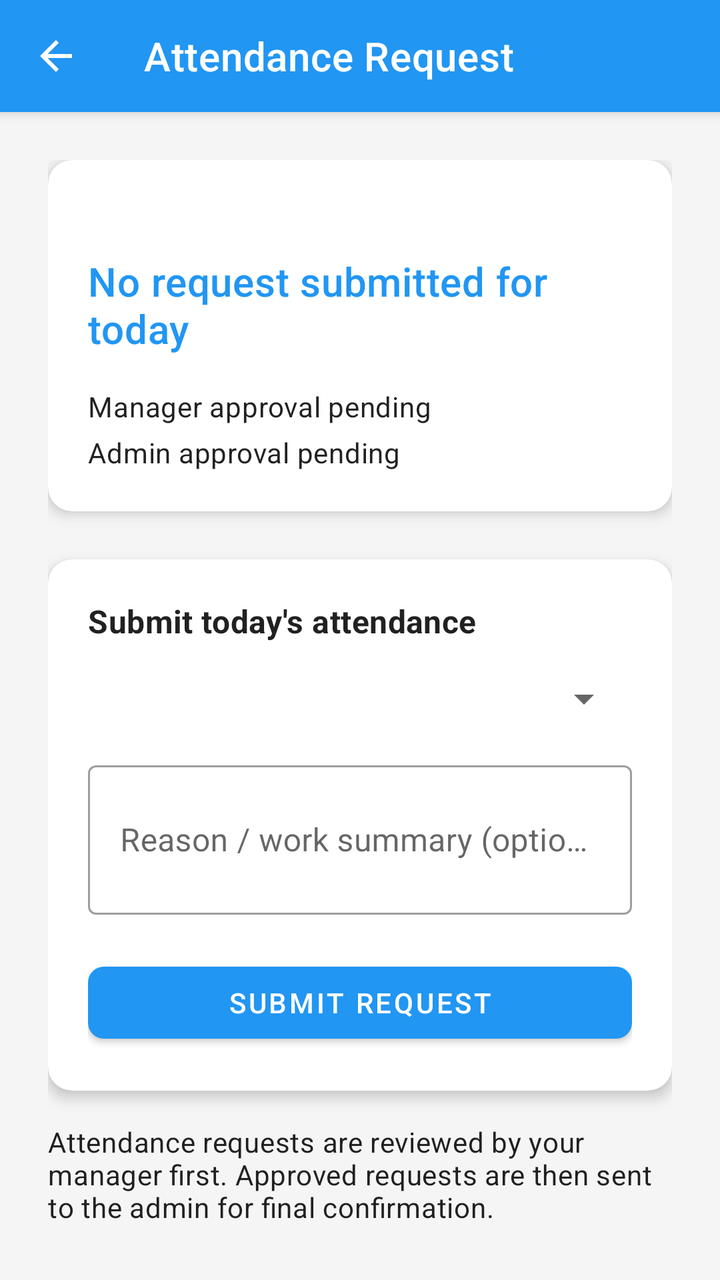
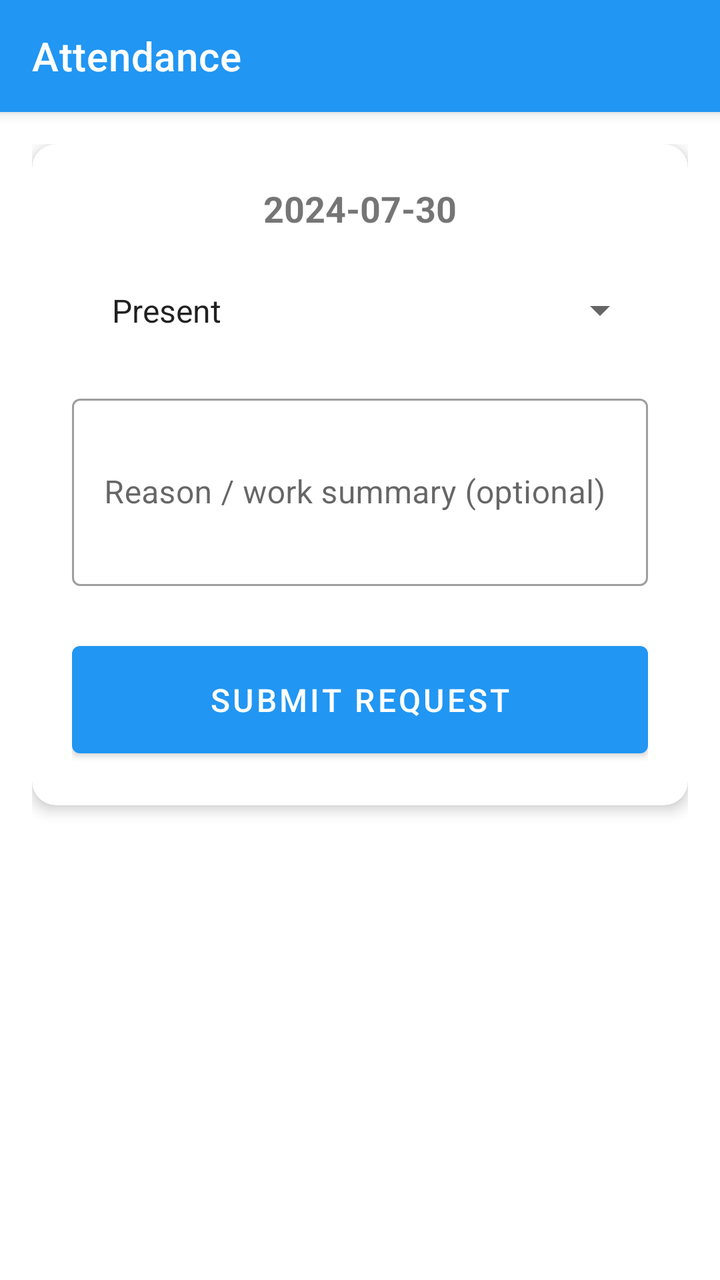

Screens rendered from an Android XML layout before and after an edit, with the pre-edit source and the edit as a unified diff.
<!-- AndroidManifest.xml: application theme Theme.UnifiedHRSystem -->
<!-- res/layout/activity_attendance.xml -->
<?xml version="1.0" encoding="utf-8"?>
<androidx.coordinatorlayout.widget.CoordinatorLayout xmlns:android="http://schemas.android.com/apk/res/android"
    xmlns:app="http://schemas.android.com/apk/res-auto"
    android:layout_width="match_parent"
    android:layout_height="match_parent"
    android:background="@color/background">

    <com.google.android.material.appbar.AppBarLayout
        android:layout_width="match_parent"
        android:layout_height="wrap_content"
        android:theme="@style/ThemeOverlay.AppCompat.Dark.ActionBar">

        <com.google.android.material.appbar.MaterialToolbar
            android:id="@+id/toolbar"
            android:layout_width="match_parent"
            android:layout_height="?attr/actionBarSize"
            android:background="@color/primary"
            app:title="Attendance Request"
            app:titleTextColor="@color/white"
            app:navigationIcon="?attr/homeAsUpIndicator"
            app:navigationIconTint="@color/white" />

    </com.google.android.material.appbar.AppBarLayout>

    <androidx.core.widget.NestedScrollView
        android:layout_width="match_parent"
        android:layout_height="match_parent"
        app:layout_behavior="@string/appbar_scrolling_view_behavior">

        <LinearLayout
            android:layout_width="match_parent"
            android:layout_height="wrap_content"
            android:orientation="vertical"
            android:padding="24dp">

            <androidx.cardview.widget.CardView
                android:layout_width="match_parent"
                android:layout_height="wrap_content"
                android:layout_marginBottom="24dp"
                app:cardCornerRadius="12dp"
                app:cardElevation="4dp">

                <LinearLayout
                    android:layout_width="match_parent"
                    android:layout_height="wrap_content"
                    android:orientation="vertical"
                    android:padding="20dp">

                    <TextView
                        android:id="@+id/tvDate"
                        android:layout_width="wrap_content"
                        android:layout_height="wrap_content"
                        android:text=""
                        android:textAppearance="@style/TextAppearance.MaterialComponents.Body2"
                        android:textColor="@android:color/darker_gray" />

                    <TextView
                        android:id="@+id/tvRequestSummary"
                        android:layout_width="wrap_content"
                        android:layout_height="wrap_content"
                        android:layout_marginTop="8dp"
                        android:text="@string/status_no_request"
                        android:textAppearance="@style/TextAppearance.MaterialComponents.Headline6"
                        android:textColor="@color/primary" />

                    <TextView
                        android:id="@+id/tvManagerStatus"
                        android:layout_width="match_parent"
                        android:layout_height="wrap_content"
                        android:layout_marginTop="16dp"
                        android:text="@string/status_manager_pending"
                        android:textAppearance="@style/TextAppearance.MaterialComponents.Body2" />

                    <TextView
                        android:id="@+id/tvAdminStatus"
                        android:layout_width="match_parent"
                        android:layout_height="wrap_content"
                        android:layout_marginTop="4dp"
                        android:text="@string/status_admin_pending"
                        android:textAppearance="@style/TextAppearance.MaterialComponents.Body2" />
                </LinearLayout>
            </androidx.cardview.widget.CardView>

            <androidx.cardview.widget.CardView
                android:id="@+id/cardRequestForm"
                android:layout_width="match_parent"
                android:layout_height="wrap_content"
                app:cardCornerRadius="12dp"
                app:cardElevation="4dp">

                <LinearLayout
                    android:layout_width="match_parent"
                    android:layout_height="wrap_content"
                    android:orientation="vertical"
                    android:padding="20dp">

                    <TextView
                        android:layout_width="wrap_content"
                        android:layout_height="wrap_content"
                        android:text="@string/title_submit_attendance"
                        android:textAppearance="@style/TextAppearance.MaterialComponents.Subtitle1"
                        android:textStyle="bold" />

                    <Spinner
                        android:id="@+id/spRequestType"
                        android:layout_width="match_parent"
                        android:layout_height="wrap_content"
                        android:layout_marginTop="16dp"
                        android:entries="@array/attendance_request_types" />

                    <com.google.android.material.textfield.TextInputLayout
                        android:id="@+id/layoutReason"
                        style="@style/Widget.MaterialComponents.TextInputLayout.OutlinedBox"
                        android:layout_width="match_parent"
                        android:layout_height="wrap_content"
                        android:layout_marginTop="16dp"
                        android:hint="@string/hint_attendance_reason">

                        <com.google.android.material.textfield.TextInputEditText
                            android:id="@+id/etReason"
                            android:layout_width="match_parent"
                            android:layout_height="wrap_content"
                            android:inputType="textMultiLine"
                            android:minLines="2" />
                    </com.google.android.material.textfield.TextInputLayout>

                    <com.google.android.material.button.MaterialButton
                        android:id="@+id/btnSubmitRequest"
                        android:layout_width="match_parent"
                        android:layout_height="wrap_content"
                        android:layout_marginTop="20dp"
                        android:text="@string/action_submit_request"
                        app:cornerRadius="8dp" />
                </LinearLayout>
            </androidx.cardview.widget.CardView>

            <TextView
                android:id="@+id/tvInfo"
                android:layout_width="match_parent"
                android:layout_height="wrap_content"
                android:layout_marginTop="16dp"
                android:text="@string/info_attendance_request"
                android:textAppearance="@style/TextAppearance.MaterialComponents.Body2" />
        </LinearLayout>
    </androidx.core.widget.NestedScrollView>
</androidx.coordinatorlayout.widget.CoordinatorLayout>
<!-- resources referenced by this layout -->
<resources>
  <color name="background">#FFF5F5F5</color>
  <color name="primary">#FF2196F3</color>
  <color name="white">#FFFFFFFF</color>
  <string name="action_submit_request">Submit request</string>
  <string name="hint_attendance_reason">Reason / work summary (optional)</string>
  <string name="info_attendance_request">Attendance requests are reviewed by your manager first. Approved requests are then sent to the admin for final confirmation.</string>
  <string name="status_admin_pending">Admin approval pending</string>
  <string name="status_manager_pending">Manager approval pending</string>
  <string name="status_no_request">No request submitted for today</string>
  <string name="title_submit_attendance">Submit today\'s attendance</string>
  <style name="Theme.UnifiedHRSystem" parent="Theme.MaterialComponents.DayNight.NoActionBar">
          <item name="colorPrimary">@color/primary</item>
          <item name="colorPrimaryDark">@color/primary_dark</item>
          <item name="colorAccent">@color/accent</item>
          <item name="toolbarStyle">@style/Widget.UnifiedHR.Toolbar</item>
      </style>
  <color name="primary_dark">#FF1976D2</color>
  <color name="accent">#FFFF5722</color>
  <style name="Widget.UnifiedHR.Toolbar" parent="Widget.MaterialComponents.Toolbar">
          <item name="popupTheme">@style/ThemeOverlay.MaterialComponents.Light</item>
          <item name="titleTextColor">@color/white</item>
          <item name="subtitleTextColor">@color/white</item>
      </style>
</resources>

<!-- the commit's change to res/layout/activity_attendance.xml (unified diff, before → after) -->
@@ -2,8 +2,7 @@
 <androidx.coordinatorlayout.widget.CoordinatorLayout xmlns:android="http://schemas.android.com/apk/res/android"
     xmlns:app="http://schemas.android.com/apk/res-auto"
     android:layout_width="match_parent"
-    android:layout_height="match_parent"
-    android:background="@color/background">
+    android:layout_height="match_parent">
 
     <com.google.android.material.appbar.AppBarLayout
         android:layout_width="match_parent"
@@ -15,14 +14,12 @@
             android:layout_width="match_parent"
             android:layout_height="?attr/actionBarSize"
             android:background="@color/primary"
-            app:title="Attendance Request"
-            app:titleTextColor="@color/white"
-            app:navigationIcon="?attr/homeAsUpIndicator"
-            app:navigationIconTint="@color/white" />
+            app:title="@string/attendance"
+            app:titleTextColor="@color/white" />
 
     </com.google.android.material.appbar.AppBarLayout>
 
-    <androidx.core.widget.NestedScrollView
+    <ScrollView
         android:layout_width="match_parent"
         android:layout_height="match_parent"
         app:layout_behavior="@string/appbar_scrolling_view_behavior">
@@ -31,12 +28,13 @@
             android:layout_width="match_parent"
             android:layout_height="wrap_content"
             android:orientation="vertical"
-            android:padding="24dp">
+            android:padding="16dp">
 
             <androidx.cardview.widget.CardView
+                android:id="@+id/cardRequestForm"
                 android:layout_width="match_parent"
                 android:layout_height="wrap_content"
-                android:layout_marginBottom="24dp"
+                android:layout_marginBottom="16dp"
                 app:cardCornerRadius="12dp"
                 app:cardElevation="4dp">
 
@@ -50,63 +48,18 @@
                         android:id="@+id/tvDate"
                         android:layout_width="wrap_content"
                         android:layout_height="wrap_content"
-                        android:text=""
-                        android:textAppearance="@style/TextAppearance.MaterialComponents.Body2"
-                        android:textColor="@android:color/darker_gray" />
-
-                    <TextView
-                        android:id="@+id/tvRequestSummary"
-                        android:layout_width="wrap_content"
-                        android:layout_height="wrap_content"
-                        android:layout_marginTop="8dp"
-                        android:text="@string/status_no_request"
-                        android:textAppearance="@style/TextAppearance.MaterialComponents.Headline6"
-                        android:textColor="@color/primary" />
-
-                    <TextView
-                        android:id="@+id/tvManagerStatus"
-                        android:layout_width="match_parent"
-                        android:layout_height="wrap_content"
-                        android:layout_marginTop="16dp"
-                        android:text="@string/status_manager_pending"
-                        android:textAppearance="@style/TextAppearance.MaterialComponents.Body2" />
-
-                    <TextView
-                        android:id="@+id/tvAdminStatus"
-                        android:layout_width="match_parent"
-                        android:layout_height="wrap_content"
-                        android:layout_marginTop="4dp"
-                        android:text="@string/status_admin_pending"
-                        android:textAppearance="@style/TextAppearance.MaterialComponents.Body2" />
-                </LinearLayout>
-            </androidx.cardview.widget.CardView>
-
-            <androidx.cardview.widget.CardView
-                android:id="@+id/cardRequestForm"
-                android:layout_width="match_parent"
-                android:layout_height="wrap_content"
-                app:cardCornerRadius="12dp"
-                app:cardElevation="4dp">
-
-                <LinearLayout
-                    android:layout_width="match_parent"
-                    android:layout_height="wrap_content"
-                    android:orientation="vertical"
-                    android:padding="20dp">
-
-                    <TextView
-                        android:layout_width="wrap_content"
-                        android:layout_height="wrap_content"
-                        android:text="@string/title_submit_attendance"
-                        android:textAppearance="@style/TextAppearance.MaterialComponents.Subtitle1"
+                        android:layout_gravity="center_horizontal"
+                        android:layout_marginBottom="16dp"
+                        android:text="2024-07-30"
+                        android:textSize="18sp"
                         android:textStyle="bold" />
 
                     <Spinner
                         android:id="@+id/spRequestType"
                         android:layout_width="match_parent"
                         android:layout_height="wrap_content"
-                        android:layout_marginTop="16dp"
-                        android:entries="@array/attendance_request_types" />
+                        android:entries="@array/attendance_request_types"
+                        android:padding="12dp" />
 
                     <com.google.android.material.textfield.TextInputLayout
                         android:id="@+id/layoutReason"
@@ -121,26 +74,46 @@
                             android:layout_width="match_parent"
                             android:layout_height="wrap_content"
                             android:inputType="textMultiLine"
-                            android:minLines="2" />
+                            android:minLines="3" />
+
                     </com.google.android.material.textfield.TextInputLayout>
 
                     <com.google.android.material.button.MaterialButton
                         android:id="@+id/btnSubmitRequest"
                         android:layout_width="match_parent"
                         android:layout_height="wrap_content"
-                        android:layout_marginTop="20dp"
+                        android:layout_marginTop="24dp"
+                        android:padding="16dp"
                         android:text="@string/action_submit_request"
-                        app:cornerRadius="8dp" />
+                        android:textSize="16sp" />
+
                 </LinearLayout>
             </androidx.cardview.widget.CardView>
 
             <TextView
-                android:id="@+id/tvInfo"
-                android:layout_width="match_parent"
+                android:id="@+id/tvRequestSummary"
+                android:layout_width="wrap_content"
                 android:layout_height="wrap_content"
                 android:layout_marginTop="16dp"
-                android:text="@string/info_attendance_request"
-                android:textAppearance="@style/TextAppearance.MaterialComponents.Body2" />
+                android:textSize="16sp"
+                android:textStyle="bold" />
+
+            <TextView
+                android:id="@+id/tvManagerStatus"
+                android:layout_width="wrap_content"
+                android:layout_height="wrap_content" />
+
+            <TextView
+                android:id="@+id/tvAdminStatus"
+                android:layout_width="wrap_content"
+                android:layout_height="wrap_content" />
+
+            <TextView
+                android:id="@+id/tvInfo"
+                android:layout_width="wrap_content"
+                android:layout_height="wrap_content"
+                android:layout_marginTop="8dp" />
+
         </LinearLayout>
-    </androidx.core.widget.NestedScrollView>
+    </ScrollView>
 </androidx.coordinatorlayout.widget.CoordinatorLayout>
<!-- resource entries referenced after the edit -->
@@ -1,21 +1,22 @@
 <!-- resources referenced by this layout -->
 <resources>
-  <color name="background">#FFF5F5F5</color>
+  <string-array name="attendance_request_types">
+          <item>@string/attendance_type_present</item>
+          <item>@string/attendance_type_leave</item>
+      </string-array>
   <color name="primary">#FF2196F3</color>
   <color name="white">#FFFFFFFF</color>
   <string name="action_submit_request">Submit request</string>
+  <string name="attendance">Attendance</string>
   <string name="hint_attendance_reason">Reason / work summary (optional)</string>
-  <string name="info_attendance_request">Attendance requests are reviewed by your manager first. Approved requests are then sent to the admin for final confirmation.</string>
-  <string name="status_admin_pending">Admin approval pending</string>
-  <string name="status_manager_pending">Manager approval pending</string>
-  <string name="status_no_request">No request submitted for today</string>
-  <string name="title_submit_attendance">Submit today\'s attendance</string>
   <style name="Theme.UnifiedHRSystem" parent="Theme.MaterialComponents.DayNight.NoActionBar">
           <item name="colorPrimary">@color/primary</item>
           <item name="colorPrimaryDark">@color/primary_dark</item>
           <item name="colorAccent">@color/accent</item>
           <item name="toolbarStyle">@style/Widget.UnifiedHR.Toolbar</item>
       </style>
+  <string name="attendance_type_present">Present</string>
+  <string name="attendance_type_leave">Leave</string>
   <color name="primary_dark">#FF1976D2</color>
   <color name="accent">#FFFF5722</color>
   <style name="Widget.UnifiedHR.Toolbar" parent="Widget.MaterialComponents.Toolbar">
